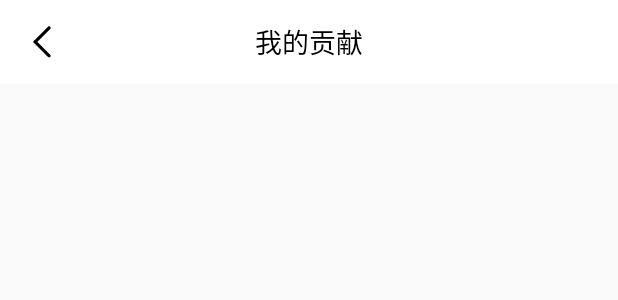
After one commit to czczup/SucculentPlants, an Android app: the layout activity_my_contribution.xml on its own in the app's theme, with its tools: preview values and no code run, on a phone screen of 412 x 824 dp. The commit adds this screen. Shown: the top 300 px of the screen. Run offline under Robolectric (Android 15) with nearby library versions, the phone set to English and light mode, and no system bars.

Commit message:
recognition history and my contribution

```diff
--- a/app/src/main/java/com/succulent/wztxy/succulentplants/common/fragment/BaseFragment.java
+++ b/app/src/main/java/com/succulent/wztxy/succulentplants/common/fragment/BaseFragment.java
@@ -36,6 +36,9 @@ public class BaseFragment extends SimpleImmersionFragment {
 
     @Override
     public void initImmersionBar() {
-        ImmersionBar.with(this).keyboardEnable(true).init();
+        ImmersionBar.with(this)
+                .keyboardEnable(true)
+                .statusBarDarkFont(true, 0.2f)
+                .init();
     }
 }
--- a/app/src/main/java/com/succulent/wztxy/succulentplants/mine/activity/avatar/ChangeIntroductionActivity.java
+++ b/app/src/main/java/com/succulent/wztxy/succulentplants/mine/activity/avatar/ChangeIntroductionActivity.java
@@ -30,7 +30,7 @@ public class ChangeIntroductionActivity extends BaseActivity implements MyOneLin
     }
 
     private void initView() {
-        bind.introductionItem.initEditView(R.string.introduction, R.string.hintintroduction);
+        bind.introductionItem.initEditView(R.string.introduction, R.string.hintIntroduction);
     }
 
     protected void initImmersionBar() {
--- /dev/null
+++ b/app/src/main/res/layout/activity_my_contribution.xml
@@ -0,0 +1,42 @@
+<?xml version="1.0" encoding="utf-8"?>
+<layout xmlns:android="http://schemas.android.com/apk/res/android"
+    xmlns:app="http://schemas.android.com/apk/res-auto">
+
+    <data></data>
+
+    <LinearLayout
+        android:id="@+id/my_contribution_layout"
+        android:layout_width="match_parent"
+        android:layout_height="match_parent"
+        android:orientation="vertical" >
+
+        <android.support.v7.widget.Toolbar
+            android:id="@+id/my_contribution_toolbar"
+            android:layout_width="match_parent"
+            app:navigationIcon="@drawable/ic_back_24dp"
+            android:layout_height="?attr/actionBarSize"
+            android:background="@color/colorWhite">
+            <TextView
+                android:layout_width="wrap_content"
+                android:layout_height="wrap_content"
+                android:layout_gravity="center_horizontal"
+                android:text="@string/myContribution"
+                android:textColor="@color/colorBlack"
+                android:textSize="18sp"/>
+        </android.support.v7.widget.Toolbar>
+
+        <android.support.design.widget.TabLayout
+            android:id="@+id/tabLayout"
+            style="@style/MyTablayoutstyle"
+            android:layout_width="match_parent"
+            android:layout_height="wrap_content"/>
+
+
+        <android.support.v4.view.ViewPager
+            android:id="@+id/viewpager"
+            android:layout_width="match_parent"
+            android:layout_height="match_parent"/>
+
+    </LinearLayout>
+
+</layout>
--- a/app/src/main/res/values/colors.xml
+++ b/app/src/main/res/values/colors.xml
@@ -8,4 +8,5 @@
     <color name="selector_item_color">#000000</color>
     <color name="colorGray">#ccc</color>
     <color name="colorDeepGreen">#64848A</color>
+    <color name="colorGreen">#a5fd32</color>
 </resources>
--- a/app/src/main/res/values/styles.xml
+++ b/app/src/main/res/values/styles.xml
@@ -8,4 +8,13 @@
         <item name="colorAccent">@color/colorAccent</item>
     </style>
 
+    <style name="MyTablayoutstyle" parent="Base.Widget.Design.TabLayout">
+        <item name="tabBackground">@color/colorWhite</item>
+        <item name="tabIndicatorColor">@color/colorDeepGreen</item>
+        <item name="tabIndicatorHeight">2dp</item>
+        <item name="tabSelectedTextColor">@color/colorDeepGreen</item>
+        <item name="android:textSize">15sp</item>
+        <item name="android:textColor">@color/colorGray</item>
+    </style>
+
 </resources>
```
Also changed, not shown: app/src/main/AndroidManifest.xml (+7 -15 lines), app/src/main/java/com/succulent/wztxy/succulentplants/mine/activity/contribution/MyContributionActivity.java (added, +106 -0 lines), app/src/main/java/com/succulent/wztxy/succulentplants/mine/activity/history/RecognitionHistoryActivity.java (added, +41 -0 lines), app/src/main/java/com/succulent/wztxy/succulentplants/mine/fragment/MineFragment.java (+7 -1 lines), app/src/main/java/com/succulent/wztxy/succulentplants/mine/fragment/contribution/InReviewFragment.java (added, +33 -0 lines), app/src/main/java/com/succulent/wztxy/succulentplants/mine/fragment/contribution/NotPassFragment.java (added, +33 -0 lines), app/src/main/java/com/succulent/wztxy/succulentplants/mine/fragment/contribution/PassFragment.java (added, +34 -0 lines), app/src/main/res/layout/activity_recognition_history.xml (added, +32 -0 lines), app/src/main/res/layout/fragment_in_review.xml (added, +14 -0 lines), app/src/main/res/layout/fragment_not_pass.xml (added, +14 -0 lines), app/src/main/res/layout/fragment_pass.xml (added, +14 -0 lines), app/src/main/res/values/strings.xml (+6 -1 lines).
